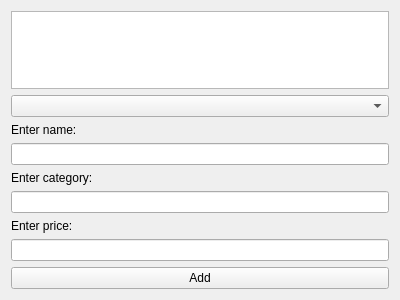
Before: the Qt Designer form gui/gui.ui in miagiurgiu/ArtAuctionOOPExam, drawn with Qt 5.
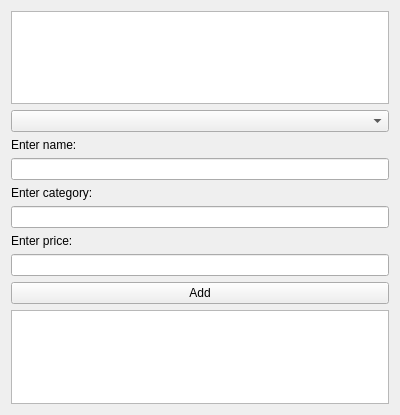
After: the same form once the commit is applied.

What changed in the file:
```diff
--- a/gui/gui.ui
+++ b/gui/gui.ui
@@ -7,7 +7,7 @@
     <x>0</x>
     <y>0</y>
     <width>400</width>
-    <height>300</height>
+    <height>415</height>
    </rect>
   </property>
   <property name="windowTitle">
@@ -57,6 +57,9 @@
      </property>
     </widget>
    </item>
+   <item>
+    <widget class="QListWidget" name="offersListWidget"/>
+   </item>
   </layout>
  </widget>
  <resources/>
```
